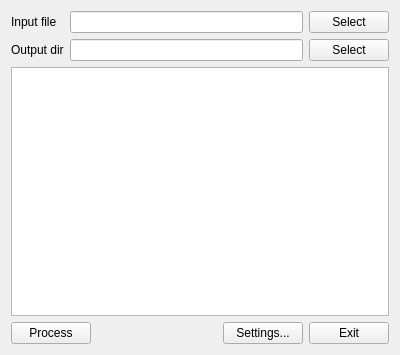
Qt form JlTranslatorTool/MainWindow.ui (conductor111/JlTranslator) before a commit.
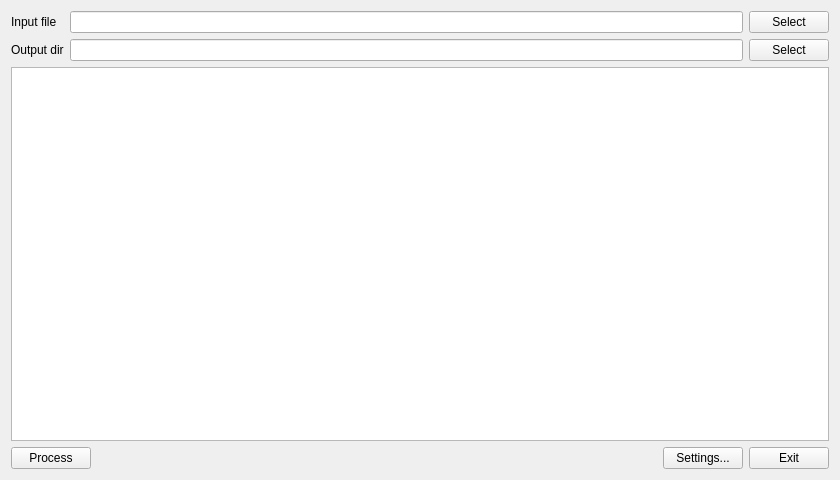
The same form after that commit.

The edit to the form file:
```diff
--- a/JlTranslatorTool/MainWindow.ui
+++ b/JlTranslatorTool/MainWindow.ui
@@ -6,8 +6,8 @@
    <rect>
     <x>0</x>
     <y>0</y>
-    <width>400</width>
-    <height>355</height>
+    <width>840</width>
+    <height>480</height>
    </rect>
   </property>
   <property name="windowTitle">
```
Left out of the diff: 2 changed lines with no effect on the pictures.
